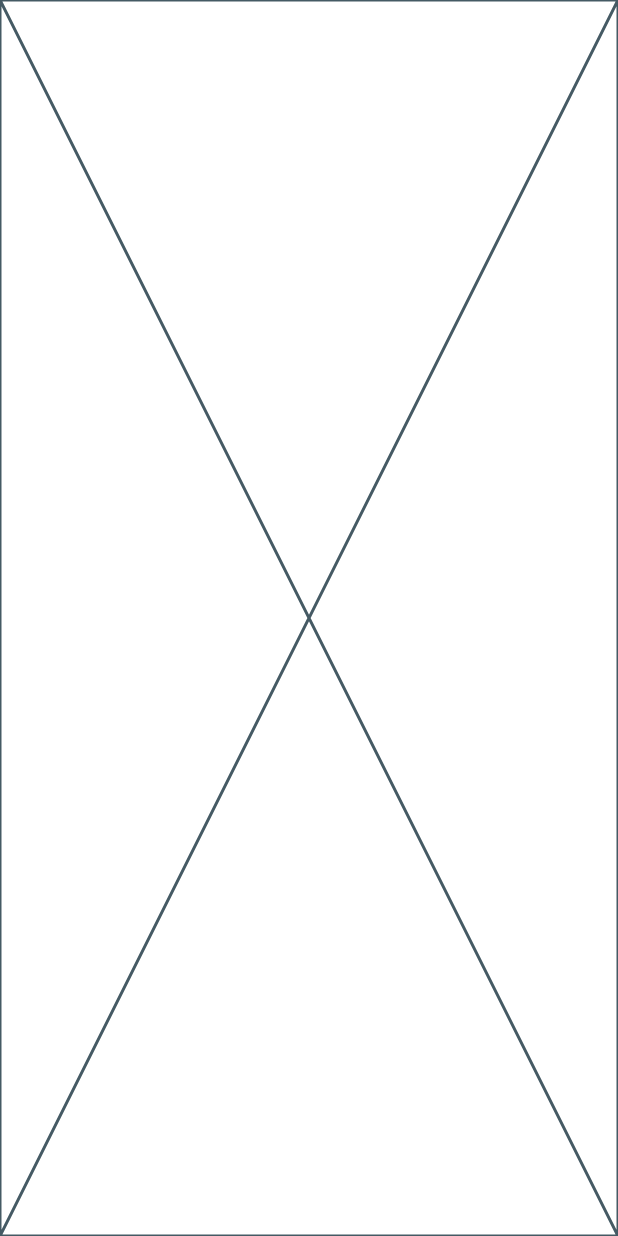
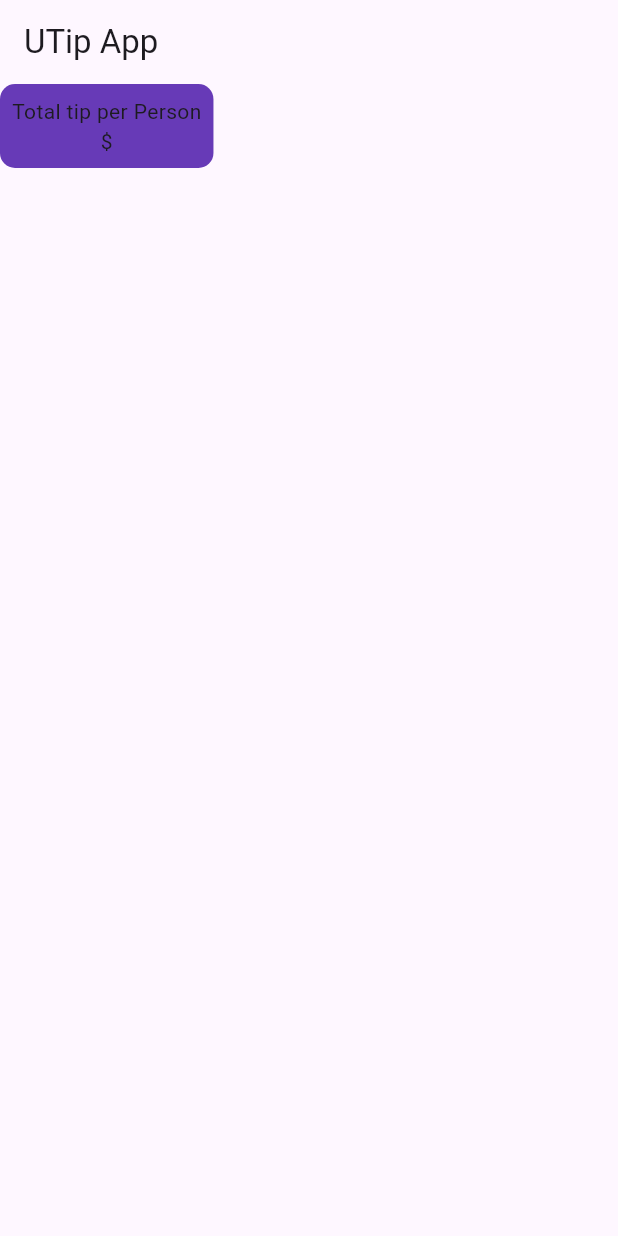
Before and after one commit to Camila1plus1/flutter-tip-calculator, a Flutter app: the screen it shows after launch, on a phone screen of 412 x 824 dp. Run offline on Flutter 3.47's test engine with Material 3 defaults, Android fonts, the light colour scheme and no system bars.

Commit message:
Add Container and Some Decoration

```diff
--- a/flutter_tip_app/lib/main.dart
+++ b/flutter_tip_app/lib/main.dart
@@ -30,6 +30,24 @@ class UTip extends StatefulWidget {
 class _UTipState extends State<UTip> {
   @override
   Widget build(BuildContext context) {
-    return const Placeholder();
+    return Scaffold(
+      appBar: AppBar(
+        title: Text('UTip App'),
+      ),
+      body: Column(
+        children: [
+          Container(
+          padding: EdgeInsets.all(8),
+            decoration: BoxDecoration(color: Colors.deepPurple,
+            borderRadius: BorderRadius.circular(10.0)),
+            child: Column(
+              children: [
+                Text('Total tip per Person'),
+                Text('\$')
+              ],
+            )),
+        ],
+      ),
+    );
   }
 }
```
